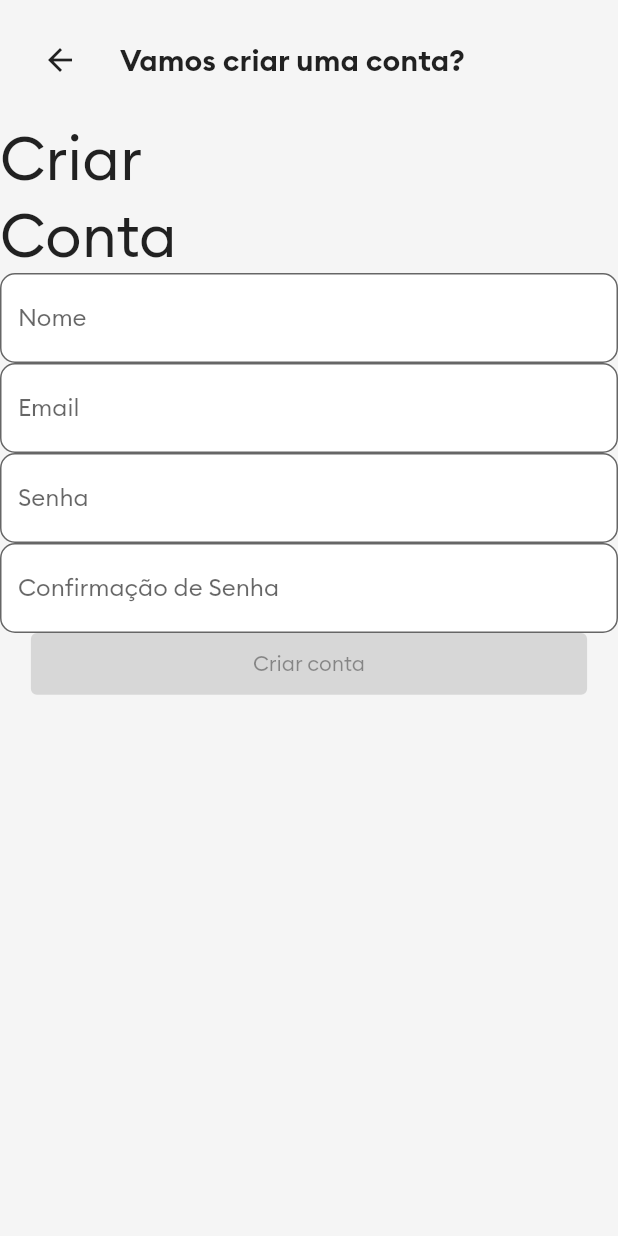
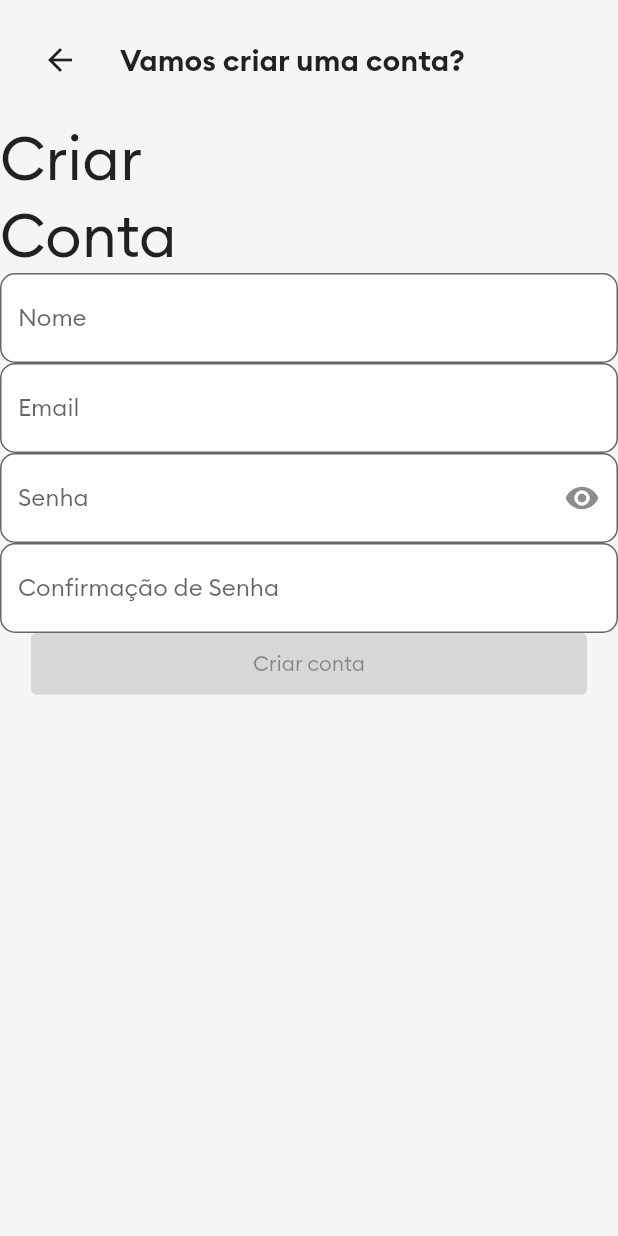
Before and after one commit to ricardo9n/ohdonto, a Flutter app: the screen it shows after launch, on a phone screen of 412 x 824 dp. Run offline on Flutter 3.47's test engine with Material 2 defaults, Android fonts, the phone set to English and light mode, and no system bars; our stand-ins replace flutter_mobx, mobx, rxdart, shared_preferences; generated files the repository leaves out were written again.

Commit message:
modulo 4 - aula 4 - incompleto

```diff
--- a/lib/sign/sign_up_page.dart
+++ b/lib/sign/sign_up_page.dart
@@ -75,30 +75,33 @@ class _SignUpPageState extends State<SignUpPage> {
         hint: 'Digite seu nome',
         stream: controller.nameStream,
         callback: controller.addName,
+        obscureText: false,
       ),
       TextFieldWidget(
           text: 'Email',
           hint: 'Digite seu Email',
           stream: controller.emailStream,
           callback: controller.addEmail,
-      ),
+          keyboardType: TextInputType.emailAddress),
       TextFieldWidget(
           text: 'Senha',
           hint: 'Digite sua senha',
           stream: controller.passStream,
           callback: controller.addPass,
-      ),
+          obscureText: false,
+          icon: const Icon(Icons.visibility)),
       TextFieldWidget(
         text: 'Confirmação de Senha',
         hint: 'Digite novamente sua senha',
         stream: controller.repetedPassStream,
         callback: controller.addRepetedPass,
+        obscureText: true,
       ),
       StreamBuilder(
           stream: controller.textStatusStream,
           builder: (context, snapshot) {
             if (snapshot.data == true) {
-              return Text("Senhas Diferentes");
+              return const Text("Senhas Diferentes");
             } else {
               return Container();
             }
@@ -111,7 +114,7 @@ class _SignUpPageState extends State<SignUpPage> {
               builder: (context, snapshot) {
                 return ElevatedButton(
                     onPressed: snapshot.data == true ? sendDataCallback : null,
-                    child: Text("Criar conta"));
+                    child: const Text("Criar conta"));
               }))
     ]);
   }
--- a/lib/sign/text_field_widget.dart
+++ b/lib/sign/text_field_widget.dart
@@ -2,17 +2,23 @@ import 'package:flutter/material.dart';
 import 'package:rxdart/rxdart.dart';
 
 class TextFieldWidget extends StatefulWidget {
-  String text;
-  String hint;
-  ValueStream stream;
-  Function(String) callback;
+  final String text;
+  final String hint;
+  final bool obscureText;
+  final TextInputType keyboardType;
+  final ValueStream stream;
+  final Icon? icon;
+  final Function(String) callback;
 
   TextFieldWidget(
       {Key? key,
       required this.text,
       required this.hint,
       required this.stream,
-      required this.callback})
+      required this.callback,
+      this.obscureText = false,
+      this.icon,
+      this.keyboardType = TextInputType.text})
       : super(key: key);
 
   @override
@@ -26,10 +32,13 @@ class _TextFieldWidgetState extends State<TextFieldWidget> {
         stream: widget.stream.shareValue(),
         builder: (context, snapshot) {
           return TextField(
+              obscureText: widget.obscureText,
+              keyboardType: widget.keyboardType,
               decoration: InputDecoration(
                 fillColor: Colors.white,
                 filled: true,
                 label: Text(widget.text),
+                suffixIcon: widget.icon,
                 //hintText: hint,
                 border: OutlineInputBorder(
                   borderSide:
```
Lines whose indentation alone changed are shown as unchanged.
